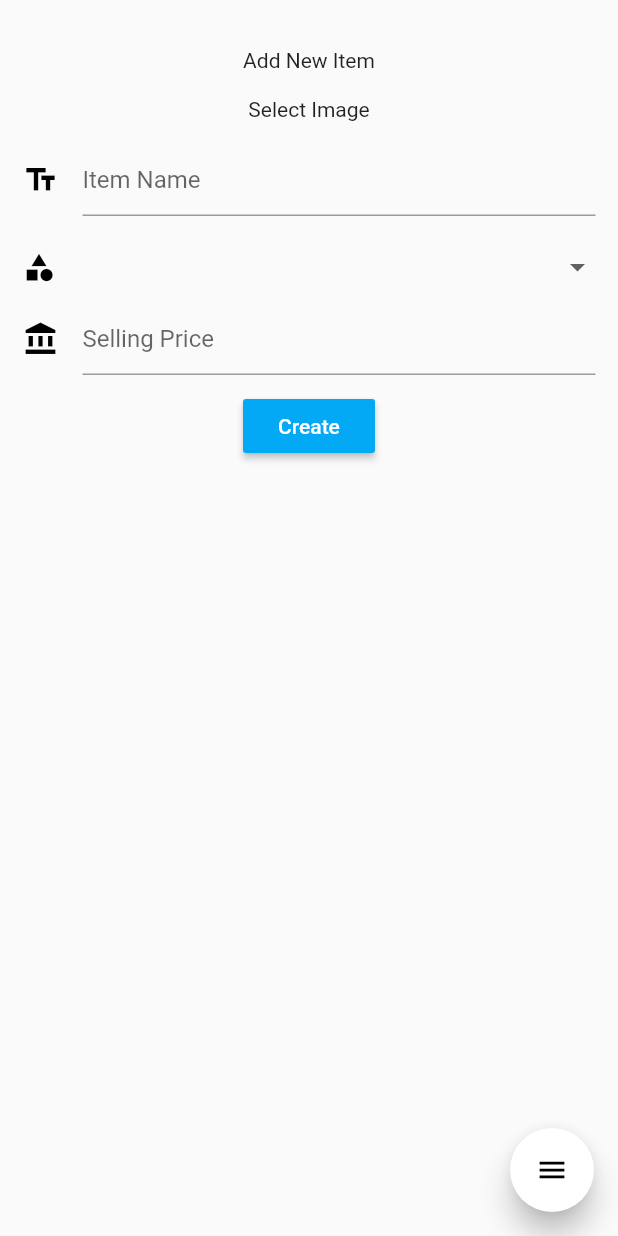
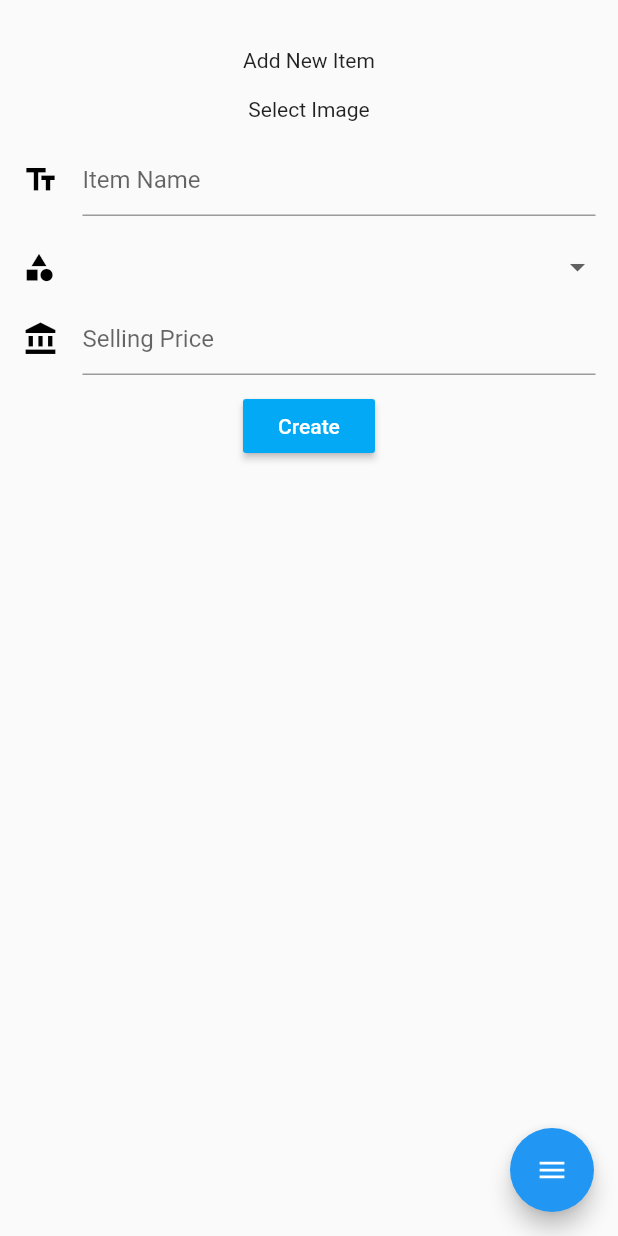
Before and after one commit to torchice/Dypos, a Flutter app: the AddItemPage screen opened directly, on a phone screen of 412 x 824 dp. Run offline on Flutter 3.47's test engine with Material 2 defaults, Android fonts, the phone set to English and light mode, and no system bars; drawn by our look-alikes of flutter_speed_dial; our stand-ins replace cached_network_image, cloud_firestore, device_info, firebase_auth, firebase_storage, font_awesome_flutter and 3 more; missing offline and left inert: date_calendar, escposprinter, flutter_barcode_scanner, flutter_mailer, flutter_webview_plugin, ping_discover_network; accounts and stored records are empty; project files that could hold a hidden picture were left out.

```diff
--- a/lib/ui/cashier/show_pelayan.dart
+++ b/lib/ui/cashier/show_pelayan.dart
@@ -46,9 +46,6 @@ class MyInheritedWidget extends InheritedWidget {
   // }
   // static MyInheritedWidget of(BuildContext context) => context.inheritFromWidgetOfExactType(MyInheritedWidget);
 
-  static MyInheritedWidget of(BuildContext context) {
-    return context.inheritFromWidgetOfExactType(MyInheritedWidget) as MyInheritedWidget;
-  }
 }
 
 // class SupplierData {
--- a/lib/ui/item/tambahItem.dart
+++ b/lib/ui/item/tambahItem.dart
@@ -3,7 +3,6 @@ import 'dart:io';
 import 'package:cloud_firestore/cloud_firestore.dart';
 import 'package:flutter/cupertino.dart';
 import 'package:flutter/material.dart';
-import 'package:font_awesome_flutter/font_awesome_flutter.dart';
 // import 'package:ta_andypos/style/theme.dart' as Theme;
 import 'package:ta_andypos/components/TextFields/inputField.dart';
 // import 'package:ta_andypos/theme/style.dart';
@@ -169,6 +168,34 @@ class _AddItemPageState extends State<AddItemPage>
       children: <Widget>[
         Image.file(image, width:300, height: 200,),
       ],
+    );
+  }
+   SpeedDial buildSpeedDial() {
+    return SpeedDial(
+      animatedIcon: AnimatedIcons.menu_close,
+      animatedIconTheme: IconThemeData(size: 22.0),
+      // child: Icon(Icons.add),
+      onOpen: () => print('OPENING DIAL'),
+      onClose: () => print('DIAL CLOSED'),
+      curve: Curves.bounceIn,
+      children: [
+        SpeedDialChild(
+          child: Icon(Icons.image, color: Colors.white),
+          backgroundColor: Colors.blueAccent[50],
+          onTap: () => _getImage(),
+          label: 'Add Image',
+          labelStyle: TextStyle(fontWeight: FontWeight.w500),
+          labelBackgroundColor: Colors.white,
+        ),
+        SpeedDialChild(
+          child: Icon(Icons.settings_overscan, color: Colors.white),
+          backgroundColor: Colors.blueAccent[50],
+          onTap: () => _scanStok(),
+          label: 'Scan Barcode',
+          labelStyle: TextStyle(fontWeight: FontWeight.w500),
+          labelBackgroundColor: Colors.white,
+        ),
+        ],
     );
   }
 
@@ -339,73 +366,16 @@ class _AddItemPageState extends State<AddItemPage>
             ),
           ),
         ),
-        // floatingActionButton: FloatingActionButton(
-        //   onPressed:()=> _getImage(),
-        //   tooltip: 'Increment',
-        //   child: Icon(Icons.photo_library),
-        // ),
-        floatingActionButton:  SpeedDial(
-          // both default to 16
-          marginRight: 18,
-          marginBottom: 20,
-          animatedIcon: AnimatedIcons.menu_close,
-          animatedIconTheme: IconThemeData(size: 22.0),
-          // this is ignored if animatedIcon is non null
-          // child: Icon(Icons.add),
-          // visible: _dialVisible,
-          // If true user is forced to close dial manually
-          // by tapping main button and overlay is not rendered.
-          closeManually: false,
-          curve: Curves.bounceIn,
-          overlayColor: Colors.black,
-          overlayOpacity: 0.5,
-          onOpen: () => print('OPENING DIAL'),
-          onClose: () => print('DIAL CLOSED'),
-          tooltip: 'Speed Dial',
-          heroTag: 'speed-dial-hero-tag',
-          backgroundColor: Colors.white,
-          foregroundColor: Colors.black,
-          elevation: 8.0,
-          shape: CircleBorder(),
-          children: [
-            SpeedDialChild(
-              child: Icon(Icons.image),
-              backgroundColor: Colors.blueAccent[50],
-              label: 'Add Image',
-              labelStyle: TextStyle(fontSize: 18.0),
-              onTap: () => _getImage()
-            ),
-            SpeedDialChild(
-              child: Icon(Icons.settings_overscan),
-              backgroundColor: Colors.yellow[200],
-              label: 'Scan Barcode',
-              labelStyle: TextStyle(fontSize: 18.0),
-              onTap: () => _scanStok()
-            ),
-          ],
-        ),
+        floatingActionButton:  buildSpeedDial()
         );
   }
-  /*  void _handleSubmitted(String text) {
-    *//*  _formKeyBusiness.currentState.reset();*//*
-    }*/
 
     void deleteImage(image){
       image=null;
     }
     @override
     void dispose() {
-  /*    myFocusNodePassword.dispose();
-      myFocusNodeEmail.dispose();
-      myFocusNodeName.dispose();
-      _pageController?.dispose();*/
-      /* _formKeyBusiness.currentState.dispose();*/
       image=null;
-      // itemNameController.clear();
-      // sellingPriceController.clear();
-        // _qty=int.tryParse(qtyController.text);
-        // _supplierPrice=int.tryParse(supplierPriceController.text);
-        // _sellingPrice=int.tryParse(sellingPriceController.text);
       super.dispose();
     }
 
--- a/lib/ui/login_page.dart
+++ b/lib/ui/login_page.dart
@@ -221,7 +221,7 @@ class _LoginPageState extends State<LoginPage>
         children: <Widget>[
           Stack(
             alignment: Alignment.topCenter,
-            overflow: Overflow.visible,
+
             children: <Widget>[
               Card(
                 elevation: 2.0,
@@ -366,7 +366,7 @@ class _LoginPageState extends State<LoginPage>
         children: <Widget>[
           Stack(
             alignment: Alignment.topCenter,
-            overflow: Overflow.visible,
+
             children: <Widget>[
               Card(
                 elevation: 2.0,
--- a/lib/ui/retur_pembelian/list.dart
+++ b/lib/ui/retur_pembelian/list.dart
@@ -3,7 +3,6 @@ import 'package:cloud_firestore/cloud_firestore.dart';
 import 'package:shared_preferences/shared_preferences.dart';
 import 'package:cached_network_image/cached_network_image.dart';
 import 'package:flutter/cupertino.dart';
-import 'detailStok.dart';
 // import 'detailScreen.dart';
 
 class ListReturPage extends StatefulWidget {
--- a/lib/ui/transaksi.dart
+++ b/lib/ui/transaksi.dart
@@ -7,7 +7,7 @@ import 'package:ta_andypos/style/theme.dart' as Theme;
 import 'package:ta_andypos/ui/drawerBar.dart';
 import 'cart.dart';
 import 'home.dart';
-import 'package:qr_flutter/qr_flutter.dart';
+// import 'package:qr_flutter/qr_flutter.dart';
 import 'package:flutter_barcode_scanner/flutter_barcode_scanner.dart';
 // import 'detailScreen.dart';
 
--- a/pubspec.yaml
+++ b/pubspec.yaml
@@ -34,7 +34,7 @@ dependencies:
   image: ^2.1.4
   intl: ^0.15.8
   shared_preferences: ^0.5.3+1
-  cached_network_image: ^1.1.0
+  cached_network_image: ^2.2.0+1
   flutter_webview_plugin: ^0.3.5
   ping_discover_network: ^0.1.3
   device_info: ^0.4.0+2
```
Also changed, not shown: lib/succesfull.dart (+8 -8 lines), lib/ui/home.dart (+11 -17 lines), lib/ui/item/tambahstok.dart (+0 -10 lines), lib/ui/retur_penjualan/insertRetur.dart (+7 -7 lines), lib/Widget/Speed_dial.dart (added), pubspec.lock, 3 other files.
